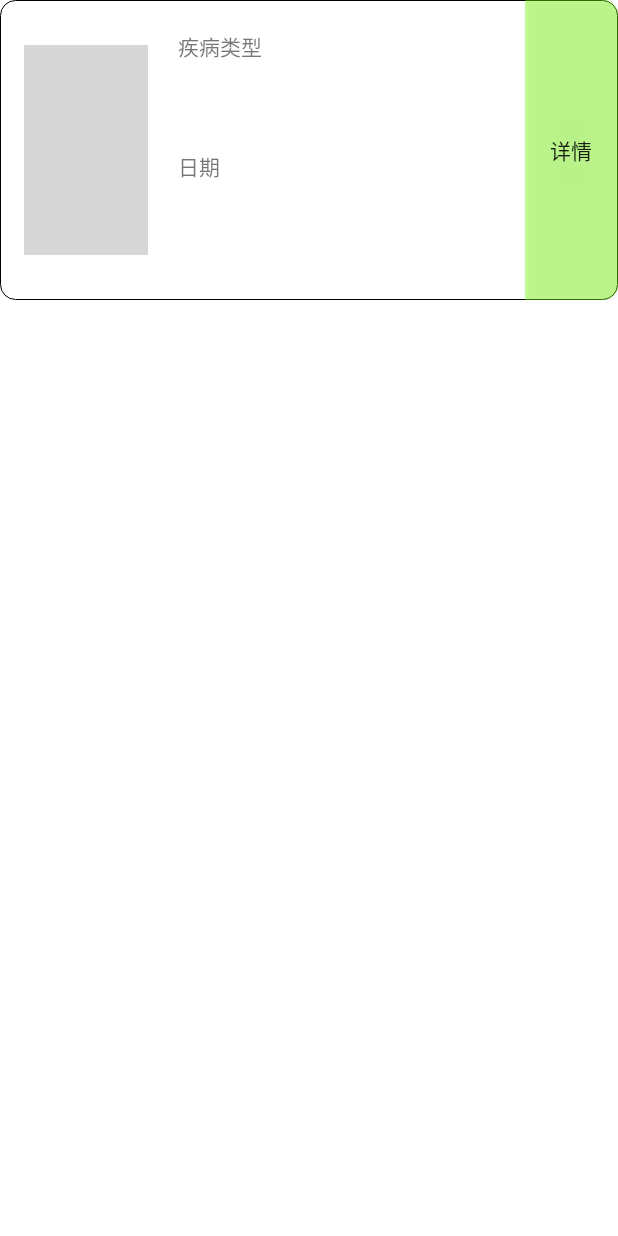
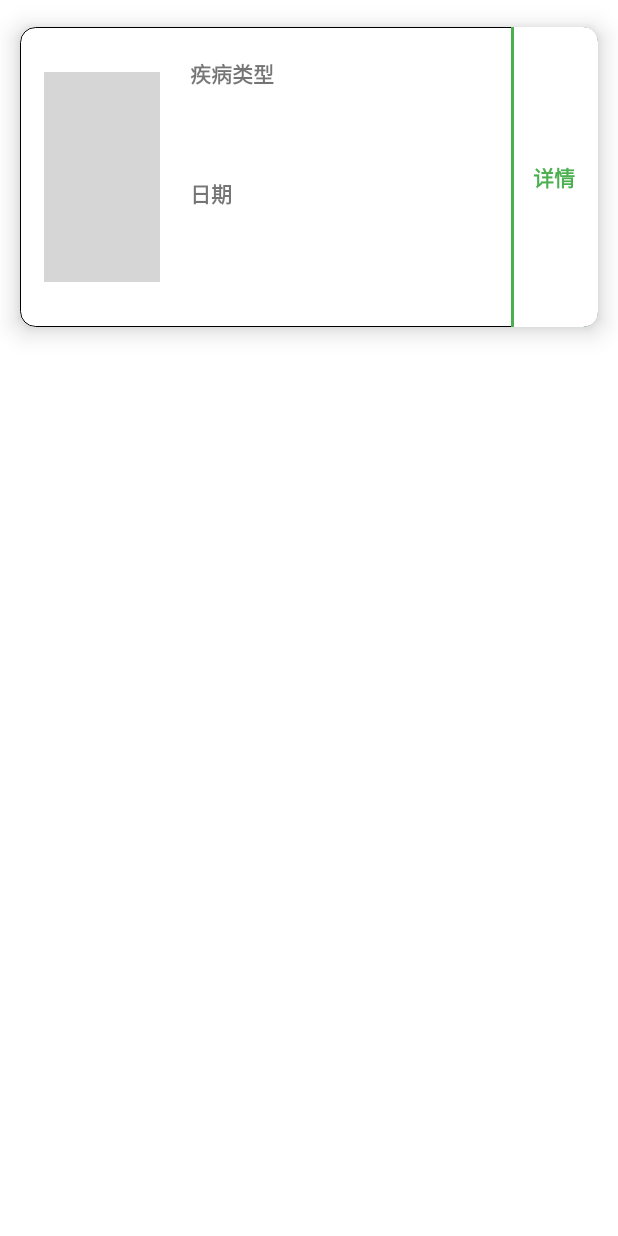
Before and after one commit to warku123/rice-disease-recognize, an Android app: the layout history_card.xml on its own in the app's theme, with its tools: preview values and no code run, on a phone screen of 412 x 824 dp. Run offline under Robolectric (Android 15) with nearby library versions, the phone set to English and light mode, and no system bars; grey boxes are pictures that could not be loaded.

Commit message:
卡片+按钮改良

```diff
--- a/app/build.gradle
+++ b/app/build.gradle
@@ -35,6 +35,7 @@ dependencies {
     implementation 'androidx.constraintlayout:constraintlayout:1.1.3'
     implementation 'androidx.legacy:legacy-support-v4:1.0.0'
     implementation 'com.google.android.gms:play-services-maps:17.0.0'
+    implementation 'androidx.cardview:cardview:1.0.0'
     testImplementation 'junit:junit:4.+'
     androidTestImplementation 'androidx.test.ext:junit:1.1.1'
     androidTestImplementation 'androidx.test.espresso:espresso-core:3.2.0'
--- a/app/src/main/java/com/example/cogrice/adapters/HistoryRecordsAdapter.java
+++ b/app/src/main/java/com/example/cogrice/adapters/HistoryRecordsAdapter.java
@@ -16,7 +16,7 @@ import java.util.ArrayList;
 
 public class HistoryRecordsAdapter extends RecyclerView.Adapter<HistoryRecordsAdapter.HistoryViewHolder> {
 
-    public static final int SPACE = 8;
+    public static final int SPACE = 2;
     private ArrayList<History> historyRecords;
 
     /**
--- a/app/src/main/res/drawable/shape_corner_right.xml
+++ b/app/src/main/res/drawable/shape_corner_right.xml
@@ -1,7 +1,24 @@
-<?xml version="1.0" encoding="utf-8"?>
-<shape xmlns:android="http://schemas.android.com/apk/res/android">
-    <solid android:color="@color/bg_green" />
-    <corners android:topRightRadius="10dp"
-        android:bottomRightRadius="10dp"/>
-   <!--<stroke android:width="0.2dp" android:color="#000000-->" />
-</shape>
+<layer-list xmlns:android="http://schemas.android.com/apk/res/android">
+    <!--https://blog.csdn.net/zhijiandedaima/article/details/114318689-->
+    <item>
+        <shape android:layout_width="match_parent">
+            <solid android:color="#ffffff" />
+            <corners
+                android:bottomRightRadius="10dp"
+                android:topRightRadius="10dp" />
+            <stroke
+                android:width="2dp"
+                android:color="@color/text_green" />
+        </shape>
+    </item>
+    <!--向内缩进-->
+    <item
+        android:left="@dimen/bold_line_width">
+        <shape android:layout_width="match_parent">
+            <solid android:color="#ffffff" />
+            <corners
+                android:bottomRightRadius="10dp"
+                android:topRightRadius="10dp" />
+        </shape>
+    </item>
+</layer-list>
--- a/app/src/main/res/layout/history_card.xml
+++ b/app/src/main/res/layout/history_card.xml
@@ -1,8 +1,18 @@
 <?xml version="1.0" encoding="utf-8"?>
+<androidx.cardview.widget.CardView xmlns:android="http://schemas.android.com/apk/res/android"
+    xmlns:app="http://schemas.android.com/apk/res-auto"
+    xmlns:tools="http://schemas.android.com/tools"
+    android:id="@+id/histroy_card"
+    android:layout_width="match_parent"
+    android:layout_height="wrap_content"
+    app:cardCornerRadius="10dp"
+    app:cardElevation="10dp"
+    app:cardUseCompatPadding="true">
+
     <androidx.constraintlayout.widget.ConstraintLayout xmlns:android="http://schemas.android.com/apk/res/android"
         xmlns:app="http://schemas.android.com/apk/res-auto"
         xmlns:tools="http://schemas.android.com/tools"
-    android:id="@+id/history_card"
+        android:id="@+id/history_card_inner_costraint"
         android:layout_width="match_parent"
         android:layout_height="200dp"
         android:background="@drawable/shape_corner"
@@ -15,6 +25,8 @@
             android:layout_height="match_parent"
             android:background="@drawable/shape_corner_right"
             android:text="详情"
+            android:textColor="@color/text_green"
+            android:textStyle="bold"
             app:cornerRadius="0dp"
             app:layout_constraintBottom_toBottomOf="parent"
             app:layout_constraintEnd_toEndOf="parent"
@@ -63,14 +75,21 @@
                 android:layout_width="match_parent"
                 android:layout_height="wrap_content"
                 android:layout_weight="2"
-            android:text="疾病类型" />
+                android:text="疾病类型"
+                android:textStyle="bold" />
 
             <TextView
                 android:id="@+id/history_card_type"
                 android:layout_width="match_parent"
                 android:layout_height="wrap_content"
                 android:layout_weight="2"
-            android:text="日期" />
+                android:text="日期"
+                android:textStyle="bold" />
+
+            <androidx.cardview.widget.CardView
+                android:layout_width="match_parent"
+                android:layout_height="wrap_content" />
         </LinearLayout>
 
     </androidx.constraintlayout.widget.ConstraintLayout>
+</androidx.cardview.widget.CardView>
--- a/app/src/main/res/values/colors.xml
+++ b/app/src/main/res/values/colors.xml
@@ -7,6 +7,6 @@
     <color name="teal_700">#FF018786</color>
     <color name="black">#FF000000</color>
     <color name="white">#FFFFFFFF</color>
-    <color name="bg_green">#6B76FF03</color>
+    <color name="bg_green">#3C76FF03</color>
     <color name="text_green">#4CAF50</color>
 </resources>
--- /dev/null
+++ b/app/src/main/res/values/dimen.xml
@@ -0,0 +1,4 @@
+<?xml version="1.0" encoding="utf-8"?>
+<resources>
+    <dimen name="bold_line_width">2dp</dimen>
+</resources>
```
Lines whose indentation alone changed are shown as unchanged.
